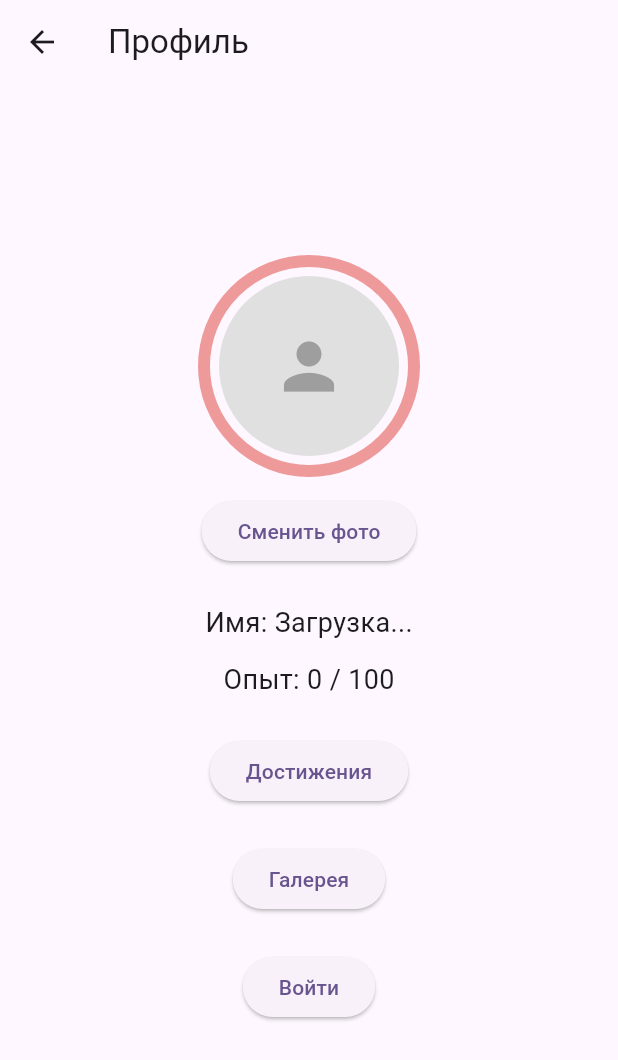
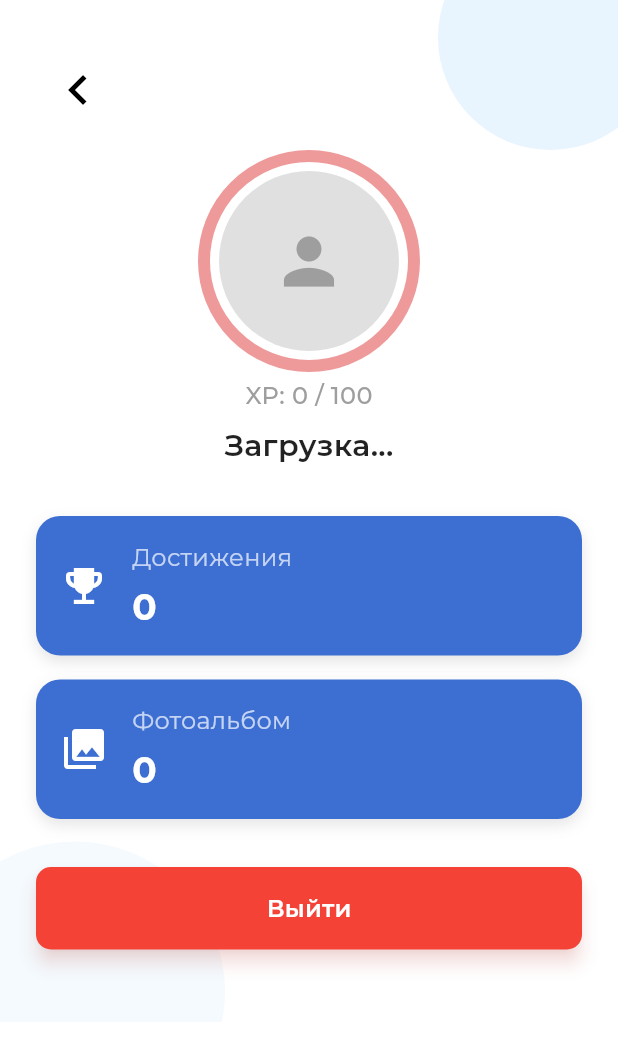
Before and after one commit to adwin56/HMhakaton, a Flutter app: the MyProfile screen opened directly, on a phone screen of 412 x 824 dp. Shown: the top 1060 px of the screen. Run offline on Flutter 3.47's test engine with Material 3 defaults, Android fonts, the phone set to English and light mode, and no system bars; our stand-ins replace cached_network_image, flutter_map, flutter_svg, geolocator, image_picker, latlong2 and 2 more; missing offline and left inert: flutter_map_location_marker; accounts and stored records are empty; network calls fail.

Commit message:
design v2

```diff
--- a/lib/auth/loginqm.dart
+++ b/lib/auth/loginqm.dart
@@ -1,9 +1,9 @@
 import 'dart:convert';
 import 'package:flutter/material.dart';
 import 'package:http/http.dart' as http;
-import 'package:hmhakaton/auth/initial.dart';
+import 'package:cityquest/auth/initial.dart';
 import 'package:flutter_svg/flutter_svg.dart';
-import 'package:hmhakaton/auth/myprofile.dart';
+import 'package:cityquest/auth/myprofile.dart';
 
 class LoginQM extends StatefulWidget {
   const LoginQM({super.key});
@@ -129,7 +129,7 @@ class _LoginQMState extends State<LoginQM> {
                 children: [
                   // SVG логотип
                   SvgPicture.asset(
-                    'assets/icons/IconLogoPage.svg',
+                    'assets/IconLogoPage.svg',
                     height: 160,
                   ),
                   const SizedBox(height: 1),
--- a/lib/auth/myprofile.dart
+++ b/lib/auth/myprofile.dart
@@ -3,16 +3,16 @@ import 'dart:async';
 import 'dart:convert';
 import 'initial.dart';
 import 'loginqm.dart';
+import 'gallery.dart';
 import '../map_page.dart';
+import 'achievments.dart';
 import 'package:flutter/material.dart';
 import 'package:http/http.dart' as http;
 import 'package:http_parser/http_parser.dart';
+import 'package:flutter_svg/flutter_svg.dart';
 import 'package:image_picker/image_picker.dart';
-import 'gallery.dart'; // Импортируем страницу галереи
-import 'achievments.dart'; // Импорт страницы достижений
 import 'package:shared_preferences/shared_preferences.dart';
 import 'package:cached_network_image/cached_network_image.dart';
-
 
 class MyProfile extends StatefulWidget {
   const MyProfile({super.key});
@@ -29,6 +29,8 @@ class _MyProfileState extends State<MyProfile> {
   Timer? _updateTimer;
   String? _token;
   String? _avatarUrl;
+  int _achievementsCount = 0;
+  int _photosCount = 0;
 
   @override
   void initState() {
@@ -46,10 +48,9 @@ class _MyProfileState extends State<MyProfile> {
     super.dispose();
   }
 
-  // Проверка наличия токена через TokenManager
   Future<void> _checkToken() async {
-    await TokenManager.init(); // Инициализация и загрузка токена
-    final token = TokenManager.token; // Получаем токен через TokenManager
+    await TokenManager.init();
+    final token = TokenManager.token;
 
     if (token != null) {
       _token = token;
@@ -59,8 +60,6 @@ class _MyProfileState extends State<MyProfile> {
         _login = 'Неавторизованный пользователь';
       });
     }
-
-    // Выводим текущий токен в консоль для проверки
     print("Текущий токен: $_token");
   }
 
@@ -74,7 +73,7 @@ class _MyProfileState extends State<MyProfile> {
     final multipartFile = await http.MultipartFile.fromPath(
       'photo',
       _avatarFile!.path,
-  contentType: MediaType('image', 'jpeg'), // подбери нужный формат
+      contentType: MediaType('image', 'jpeg'),
     );
     request.files.add(multipartFile);
 
@@ -82,15 +81,8 @@ request.headers.addAll({
       'Content-Type': 'multipart/form-data',
     });
 
-    print("== Отправка запроса на /set-avatar ==");
-    print(request.fields);
-    print("Фото:");
-    print(request.files);
-
     final response = await request.send();
-
     final respStr = await response.stream.bytesToString();
-    print("Ответ сервера: $respStr");
 
     if (response.statusCode == 200) {
       final data = jsonDecode(respStr);
@@ -98,19 +90,10 @@ request.headers.addAll({
         ScaffoldMessenger.of(context).showSnackBar(
           const SnackBar(content: Text('Аватар успешно обновлён')),
         );
-      } else {
-        ScaffoldMessenger.of(context).showSnackBar(
-          SnackBar(content: Text('Ошибка: ${data['status']['message']}')),
-        );
       }
-    } else {
-      ScaffoldMessenger.of(context).showSnackBar(
-        const SnackBar(content: Text('Не удалось отправить аватар')),
-      );
     }
   }
 
-  // Получение и обновление данных профиля
   Future<void> _fetchAndUpdateProfile() async {
     if (_token == null) return;
 
@@ -120,12 +103,8 @@ request.headers.addAll({
       headers: {'Content-Type': 'application/json'},
       body: jsonEncode({'id': -1, 'token': _token}),
     );
-    print(checkResponse.body);
 
     final checkData = jsonDecode(checkResponse.body);
-    print(
-      'Check Token Response: $checkData',
-    ); // Логируем ответ на проверку токена
 
     if (checkData['status']?['ok'] != true) {
       if (!mounted) return;
@@ -136,17 +115,17 @@ request.headers.addAll({
       return;
     }
 
-    // Получаем данные о пользователе
     final user = checkData['user'];
     setState(() {
       _login = user['name'] ?? 'Имя не указано';
       _xp = user['xp'] ?? 0;
       _avatarUrl = user['avatar'];
+      _achievementsCount = user['achievements_count'] ?? 0;
+      _photosCount = user['photos_count'] ?? 0;
       _fullResponse = const JsonEncoder.withIndent('  ').convert(checkData);
     });
   }
 
-  // Загрузка аватара из SharedPreferences
   Future<void> _loadAvatar() async {
     final prefs = await SharedPreferences.getInstance();
     final path = prefs.getString('avatar_path');
@@ -166,24 +145,20 @@ request.headers.addAll({
     );
   }
 
-  // Выбор и загрузка нового аватара
   Future<void> _pickImage(ImageSource source) async {
     final pickedFile = await ImagePicker().pickImage(source: source);
-
     if (pickedFile != null) {
       setState(() {
         _avatarFile = File(pickedFile.path);
       });
-      _uploadAvatar(); // сразу отправляем
+      _uploadAvatar();
     }
   }
 
-  // Отображение вариантов выбора изображения (камера или галерея)
   void _showImageOptions() {
     showModalBottomSheet(
       context: context,
-      builder:
-          (_) => SafeArea(
+      builder: (_) => SafeArea(
         child: Wrap(
           children: [
             ListTile(
@@ -208,11 +183,8 @@ request.headers.addAll({
     );
   }
 
-  // Строим аватар с прогрессом опыта
-
   Widget _buildAvatarWithXP() {
     final progress = (_xp % 100).clamp(0, 100) / 100;
-
     return Stack(
       alignment: Alignment.center,
       children: [
@@ -243,14 +215,111 @@ request.headers.addAll({
     );
   }
 
+  Widget _buildInfoCard({
+  required String title,
+  required String value,
+  required IconData icon,
+  VoidCallback? onTap,
+}) {
+  return GestureDetector(
+    onTap: onTap,
+    child: Container(
+      width: double.infinity,
+      padding: const EdgeInsets.all(16),
+      decoration: BoxDecoration(
+        color: const Color(0xFF3D6FD3),
+        borderRadius: BorderRadius.circular(16),
+        boxShadow: [
+          BoxShadow(
+            color: Colors.black.withOpacity(0.1),
+            blurRadius: 8,
+            offset: const Offset(0, 4),
+          ),
+        ],
+      ),
+      child: Row(
+        children: [
+          Icon(icon, size: 32, color: Colors.white),
+          const SizedBox(width: 16),
+          Column(
+            crossAxisAlignment: CrossAxisAlignment.start,
+            children: [
+              Text(
+                title,
+                style: const TextStyle(
+                  fontFamily: 'Montserrat',
+                  fontSize: 16,
+                  color: Colors.white70,
+                ),
+              ),
+              const SizedBox(height: 4),
+              Text(
+                value,
+                style: const TextStyle(
+                  fontFamily: 'Montserrat',
+                  fontWeight: FontWeight.bold,
+                  fontSize: 24,
+                  color: Colors.white,
+                ),
+              ),
+            ],
+          )
+        ],
+      ),
+    ),
+  );
+}
 
 
   @override
   Widget build(BuildContext context) {
   return Scaffold(
-      appBar: AppBar(
-        leading: IconButton(
-          icon: const Icon(Icons.arrow_back),
+    backgroundColor: Colors.white,
+    body: SafeArea(
+      child: Stack(
+        children: [
+          // Декоративные элементы
+          Positioned(
+            top: -50,
+            right: -30,
+            child: Container(
+              width: 150,
+              height: 150,
+              decoration: BoxDecoration(
+                shape: BoxShape.circle,
+                color: Colors.blue.withOpacity(0.1),
+              ),
+            ),
+          ),
+          Positioned(
+            bottom: -80,
+            left: -50,
+            child: Container(
+              width: 200,
+              height: 200,
+              decoration: BoxDecoration(
+                shape: BoxShape.circle,
+                color: Colors.blue.withOpacity(0.05),
+              ),
+            ),
+          ),
+
+          // Основное содержимое
+          SingleChildScrollView(
+            padding: const EdgeInsets.symmetric(horizontal: 24, vertical: 16),
+            child: Column(
+              crossAxisAlignment: CrossAxisAlignment.center,
+              children: [
+                const SizedBox(height: 16),
+                // Кнопка назад
+                Align(
+                  alignment: Alignment.centerLeft,
+                  child: IconButton(
+                    icon: const Icon(
+                      Icons.chevron_left,
+                      size: 40,
+                      color: Colors.black,
+                    ),
                     onPressed: () {
                       Navigator.pushAndRemoveUntil(
                         context,
@@ -259,76 +328,83 @@ request.headers.addAll({
                       );
                     },
                   ),
-        title: const Text('Профиль'),
                 ),
-      body: Center(
-        child: SingleChildScrollView(
-          padding: const EdgeInsets.all(24),
-          child: Column(
-            mainAxisAlignment: MainAxisAlignment.center,
-            children: [
+                const SizedBox(height: 16),
                 _buildAvatarWithXP(),
-              const SizedBox(height: 16),
-              ElevatedButton(
-                onPressed: _showImageOptions,
-                child: const Text('Сменить фото'),
+                const SizedBox(height: 8),
+                Text(
+                  'XP: $_xp / 100',
+                  style: const TextStyle(
+                    fontFamily: 'Montserrat',
+                    fontSize: 16,
+                    fontWeight: FontWeight.w500,
+                    color: Colors.grey,
                   ),
-              const SizedBox(height: 24),
-              Text('Имя: $_login', style: const TextStyle(fontSize: 18)),
-              const SizedBox(height: 12),
-              Text('Опыт: $_xp / 100', style: const TextStyle(fontSize: 18)),
-              const SizedBox(height: 24),
-              // Кнопка перехода на страницу достижений
-              ElevatedButton(
-                onPressed: () {
+                ),
+                const SizedBox(height: 8),
+                Text(
+                  _login,
+                  style: const TextStyle(
+                    fontFamily: 'Montserrat',
+                    fontSize: 20,
+                    fontWeight: FontWeight.w600,
+                    color: Colors.black87,
+                  ),
+                ),
+                const SizedBox(height: 32),
+                _buildInfoCard(
+                  title: "Достижения",
+                  value: _achievementsCount.toString(),
+                  icon: Icons.emoji_events,
+                  onTap: () {
                     Navigator.push(
                       context,
                       MaterialPageRoute(builder: (_) => const AchievmentsPage()),
                     );
                   },
-                child: const Text('Достижения'),
                 ),
-              const SizedBox(height: 24),
-              // Кнопка перехода на страницу галереи
-              ElevatedButton(
-                onPressed: () {
+                const SizedBox(height: 16),
+                _buildInfoCard(
+                  title: "Фотоальбом",
+                  value: _photosCount.toString(),
+                  icon: Icons.photo_library,
+                  onTap: () {
                     Navigator.push(
                       context,
-                    MaterialPageRoute(
-                      builder: (_) => const GalleryPage(),
-                    ), // Переход на галерею
+                      MaterialPageRoute(builder: (_) => const GalleryPage()),
                     );
                   },
-                child: const Text('Галерея'),
                 ),
-              const SizedBox(height: 24),
-              // Если токен не существует, показываем кнопку "Войти"
-              if (_token == null) ...[
-                ElevatedButton(
-                  onPressed: () {
-                    Navigator.pushReplacement(
-                      context,
-                      MaterialPageRoute(builder: (_) => const LoginQM()),
-                    );
-                  },
-                  child: const Text('Войти'),
+                const SizedBox(height: 32),
+                SizedBox(
+                  width: double.infinity,
+                  child: ElevatedButton(
+                    onPressed: _logout,
+                    style: ElevatedButton.styleFrom(
+                      backgroundColor: Colors.red,
+                      padding: const EdgeInsets.symmetric(vertical: 16),
+                      shape: RoundedRectangleBorder(
+                        borderRadius: BorderRadius.circular(10),
+                      ),
+                      elevation: 5,
+                      shadowColor: Colors.red.withOpacity(0.3),
+                    ),
+                    child: const Text(
+                      'Выйти',
+                      style: TextStyle(
+                        fontFamily: 'Montserrat',
+                        fontSize: 16,
+                        fontWeight: FontWeight.w600,
+                        color: Colors.white,
+                      ),
+                    ),
+                  ),
+                ),
+                const SizedBox(height: 32), // дополнительный отступ внизу
+              ],
+            ),
           ),
         ],
-              if (_token != null) ...[
-                ElevatedButton(
-                  onPressed: _logout,
-                  style: ElevatedButton.styleFrom(backgroundColor: Colors.red),
-                  child: const Text('Выйти'),
-                ),
-              ],
-              const SizedBox(height: 24),
-              // Текст с полным ответом от API (для отладки)
-              /*Text(
-                _fullResponse,
-                style: const TextStyle(fontSize: 12, color: Colors.grey),
-              ),*/
-            ],
-          ),
       ),
     ),
   );
--- a/lib/auth/signupqm.dart
+++ b/lib/auth/signupqm.dart
@@ -3,7 +3,7 @@ import 'initial.dart';
 import 'package:flutter_svg/svg.dart';
 import 'package:flutter/material.dart';
 import 'package:http/http.dart' as http;
-import 'package:hmhakaton/map_page.dart';
+import 'package:cityquest/map_page.dart';
 import 'loginqm.dart'; // Импорт страницы логина
 
 
@@ -154,7 +154,7 @@ class _SignupQMState extends State<SignupQM> {
                 children: [
                   // SVG логотип
                   SvgPicture.asset(
-                    'assets/icons/IconLogoPage.svg',
+                    'assets/IconLogoPage.svg',
                     height: 160,
                   ),
                   const SizedBox(height: 1),
--- a/pubspec.yaml
+++ b/pubspec.yaml
@@ -1,4 +1,4 @@
-name: hmhakaton
+name: cityquest
 description: "A new Flutter project."
 # The following line prevents the package from being accidentally published to
 # pub.dev using `flutter pub publish`. This is preferred for private packages.
```
Also changed, not shown: assets/IconLogoPage.svg (renamed from assets/icons/IconLogoPage.svg), 2 other files. Lines whose indentation alone changed are shown as unchanged.
